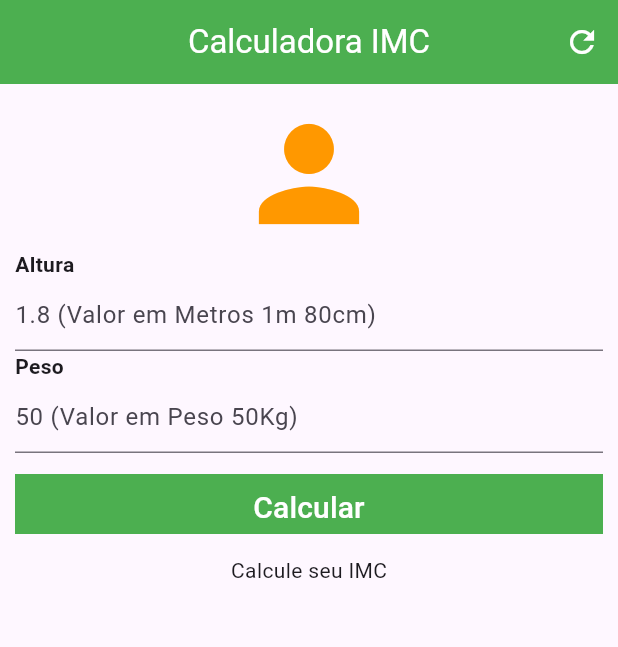
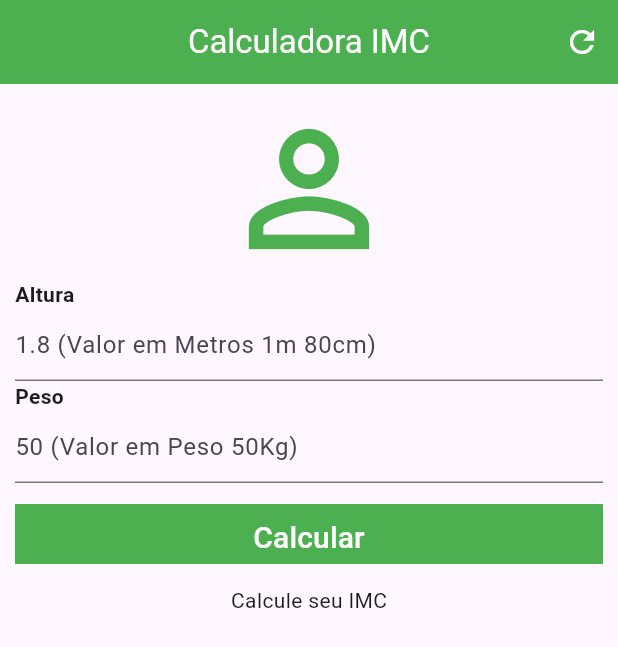
Before and after one commit to joaopaulo10101010/Calculadora-de-IMC-DART-, a Flutter app: the screen it shows after launch, on a phone screen of 412 x 824 dp. Shown: the top 647 px of the screen. Run offline on Flutter 3.47's test engine with Material 3 defaults, Android fonts, the phone set to English and light mode, and no system bars.

Commit message:
versão final do dia 22-05-2025

```diff
--- a/lib/main.dart
+++ b/lib/main.dart
@@ -42,7 +42,7 @@ class _IMCState extends State<IMC> {
     return Scaffold(appBar: AppBar(centerTitle: true, backgroundColor: Colors.green,title: Text("Calculadora IMC",style: TextStyle(color: Colors.white),),actions: [IconButton(onPressed: Recaregar, icon: Icon(Icons.refresh,color: Colors.white,))]),
 
     body: Container(padding: EdgeInsets.all(10),child: Column(children: [
-    Icon(Icons.person,size: 100,color: Colors.orange,),
+    Icon(Icons.person_outline,size: 120,color: Colors.green,),
     Row(children: [Text("Altura",style: TextStyle(fontWeight: FontWeight.bold),)]),
     TextField(controller: controlealt,decoration: InputDecoration(hintText: "1.8 (Valor em Metros 1m 80cm)",),),
     Row(children: [Text("Peso",style: TextStyle(fontWeight: FontWeight.bold),)],),
```
